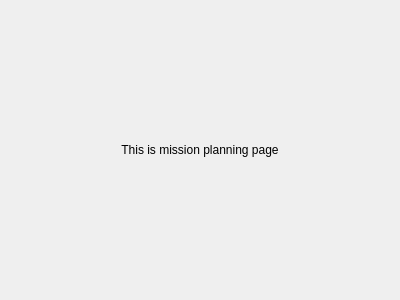
This is ui/mission_planning.ui in ayuyamo/gui-robot as Qt 5 draws it before an edit. The edited form follows.
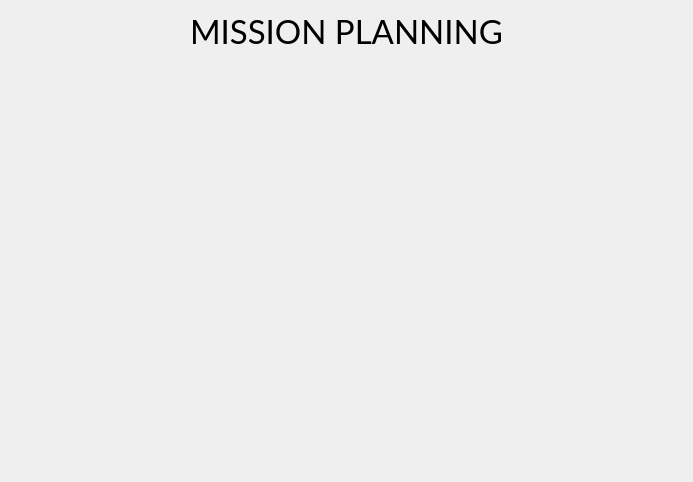
This is the edited form.

Diff of the .ui file:
```diff
--- a/ui/mission_planning.ui
+++ b/ui/mission_planning.ui
@@ -6,8 +6,8 @@
    <rect>
     <x>0</x>
     <y>0</y>
-    <width>400</width>
-    <height>300</height>
+    <width>693</width>
+    <height>482</height>
    </rect>
   </property>
   <property name="windowTitle">
@@ -16,14 +16,35 @@
   <layout class="QGridLayout" name="gridLayout">
    <item row="0" column="0">
     <widget class="QLabel" name="label">
+     <property name="font">
+      <font>
+       <family>Lato</family>
+       <pointsize>25</pointsize>
+       <weight>50</weight>
+       <bold>false</bold>
+      </font>
+     </property>
      <property name="text">
-      <string>This is mission planning page</string>
+      <string>MISSION PLANNING</string>
      </property>
      <property name="alignment">
       <set>Qt::AlignCenter</set>
      </property>
     </widget>
    </item>
+   <item row="1" column="0">
+    <spacer name="verticalSpacer">
+     <property name="orientation">
+      <enum>Qt::Vertical</enum>
+     </property>
+     <property name="sizeHint" stdset="0">
+      <size>
+       <width>20</width>
+       <height>421</height>
+      </size>
+     </property>
+    </spacer>
+   </item>
   </layout>
  </widget>
  <resources/>
```
